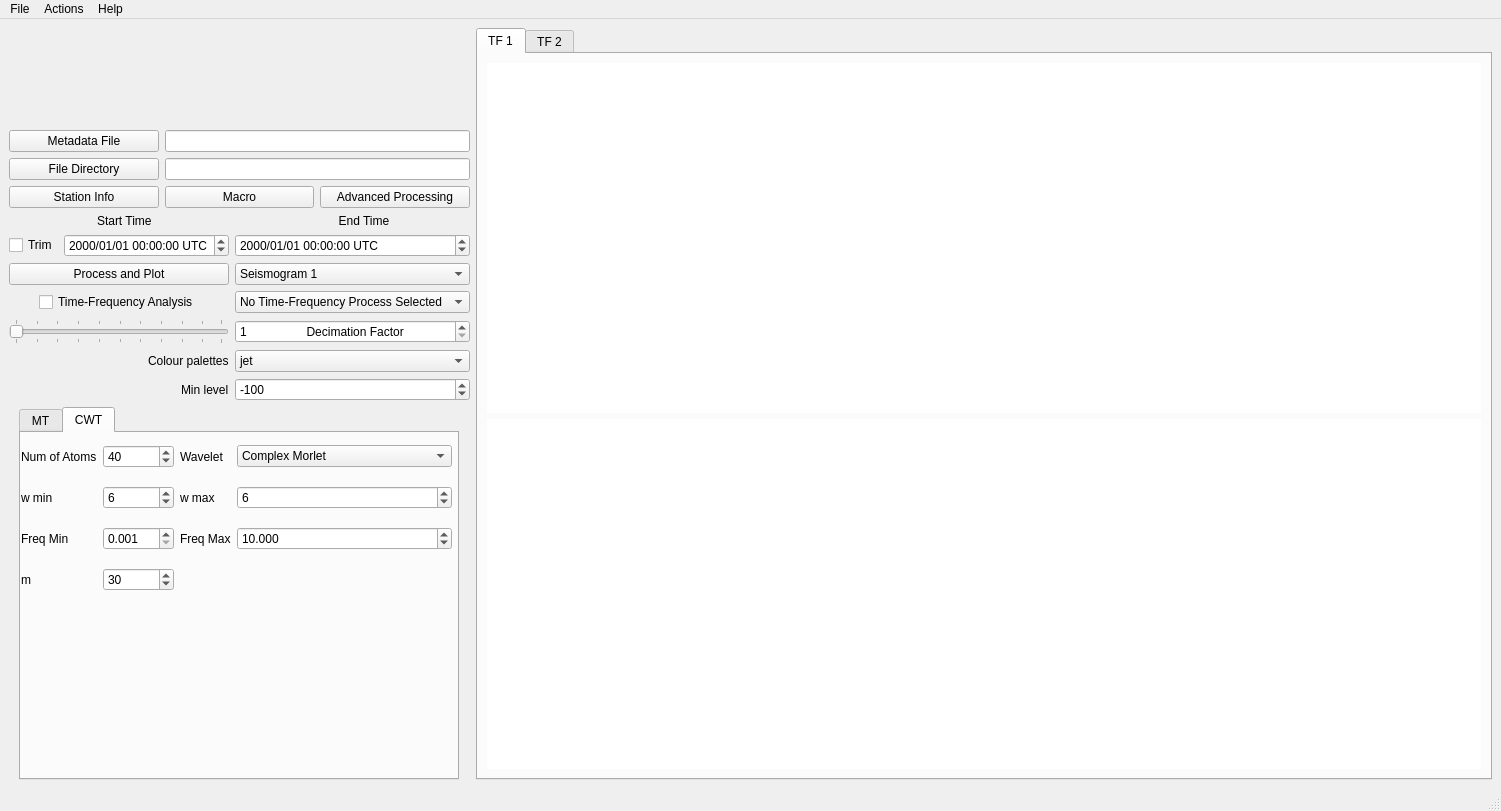
First picture: the form in isp/resources/designer_uis/TimeFrequencyFrame.ui, repository ProjectISP/ISP, before the edit.
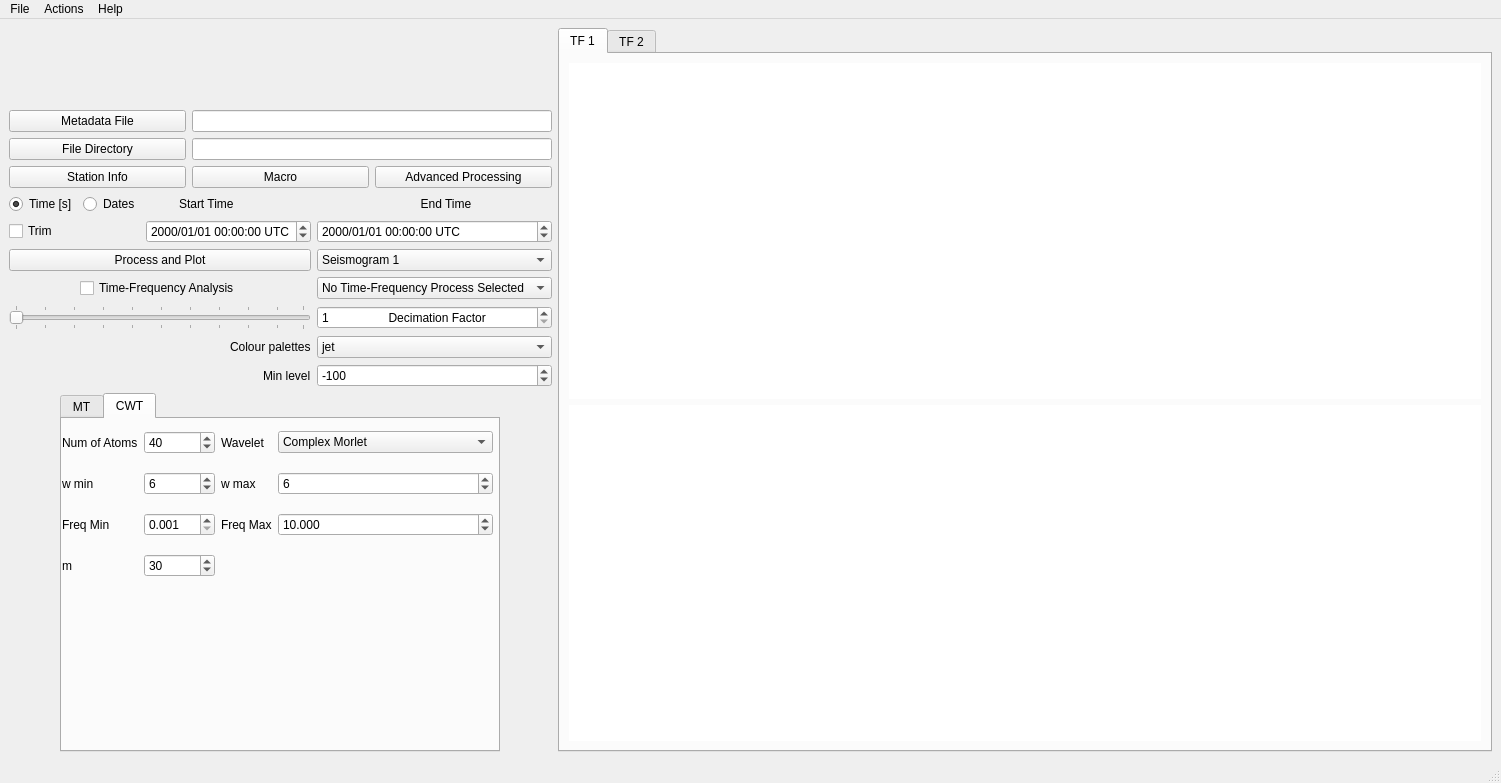
Second picture: the form after the edit. Icons and pictures are not drawn.

Commit message: Included dates in Time-Frequency Analysis. Also included detect already done files in cross & stack

```diff
--- a/isp/resources/designer_uis/TimeFrequencyFrame.ui
+++ b/isp/resources/designer_uis/TimeFrequencyFrame.ui
@@ -7,7 +7,7 @@
     <x>0</x>
     <y>0</y>
     <width>1501</width>
-    <height>811</height>
+    <height>783</height>
    </rect>
   </property>
   <property name="sizePolicy">
@@ -349,6 +349,27 @@
             </property>
            </widget>
           </item>
+          <item row="0" column="0">
+           <layout class="QHBoxLayout" name="horizontalLayout">
+            <item>
+             <widget class="QRadioButton" name="radioBtnTime">
+              <property name="text">
+               <string>Time [s]</string>
+              </property>
+              <property name="checked">
+               <bool>true</bool>
+              </property>
+             </widget>
+            </item>
+            <item>
+             <widget class="QRadioButton" name="radioBtnDate">
+              <property name="text">
+               <string>Dates</string>
+              </property>
+             </widget>
+            </item>
+           </layout>
+          </item>
          </layout>
         </item>
        </layout>
```
The commit also changes 3 other files.
